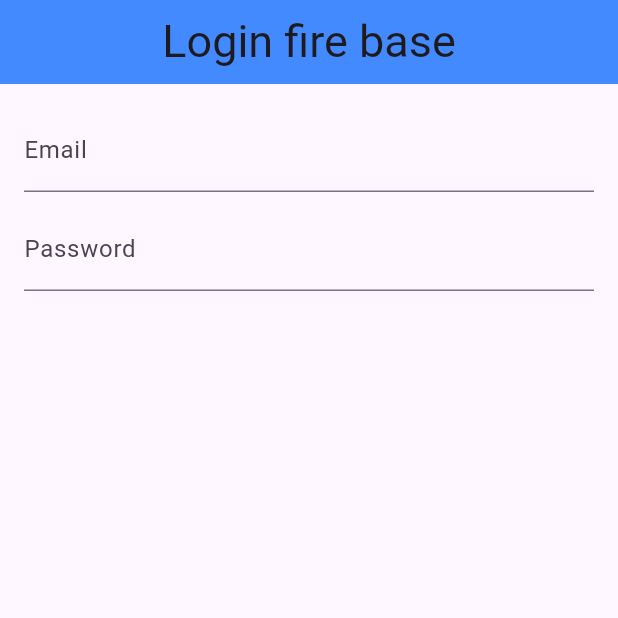
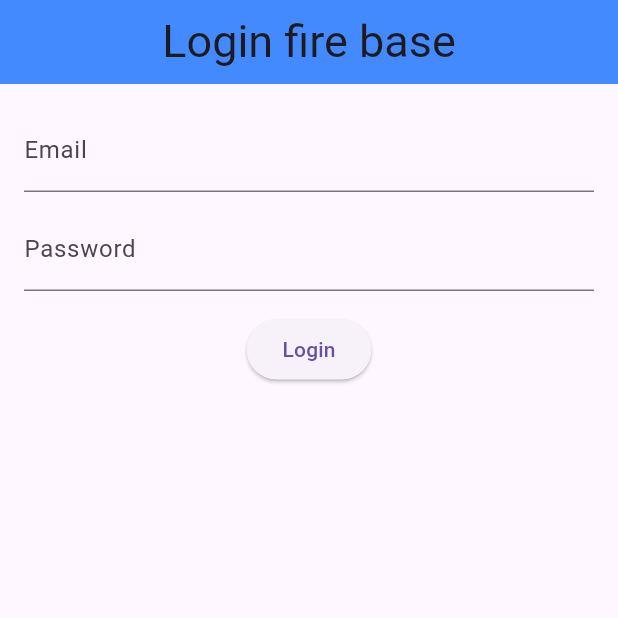
Before and after one commit to muhamadayeshaaulia/week_10_belajar_firebase, a Flutter app: the screen it shows after launch, on a phone screen of 412 x 824 dp, the top half of it. Run offline on Flutter 3.47's test engine with Material 3 defaults, Android fonts, the phone set to English and light mode, and no system bars; our stand-ins replace firebase_auth, firebase_core; accounts and stored records are empty.

Commit message:
membuat elevated button untuk tombol login

```diff
--- a/lib/screen/login.dart
+++ b/lib/screen/login.dart
@@ -60,27 +60,32 @@
       appBar: AppBar(
         backgroundColor: Colors.blueAccent,
         centerTitle: true,
-        title: const Text(
-          'Login fire base',
-          style: TextStyle(fontSize: 30),
-          ),
+        title: const Text('Login fire base', style: TextStyle(fontSize: 30)),
       ),
       body: Padding(
         padding: const EdgeInsets.all(16),
         child: Column(
           children: [
-                TextField(controller: emailCtrl,
+            TextField(
+              controller: emailCtrl,
               decoration: const InputDecoration(labelText: 'Email'),
             ),
             const SizedBox(height: 10),
             TextField(
               controller: passCtrl,
-                  decoration: const InputDecoration(labelText: 'Password',),
+              decoration: const InputDecoration(labelText: 'Password'),
             ),
             const SizedBox(height: 15),
             if (_error != null) ...[
-                  Text(_error!, style: const TextStyle( color: Colors.red)),
-                ]
+              Text(_error!, style: const TextStyle(color: Colors.red)),
+              const SizedBox(height: 15),
+            ],
+            ElevatedButton(
+              onPressed: _isLoading ? null : _login,
+              child: _isLoading
+                  ? const CircularProgressIndicator()
+                  : const Text('Login'),
+            ),
           ],
         ),
       ),
```
Lines whose indentation alone changed are shown as unchanged.
